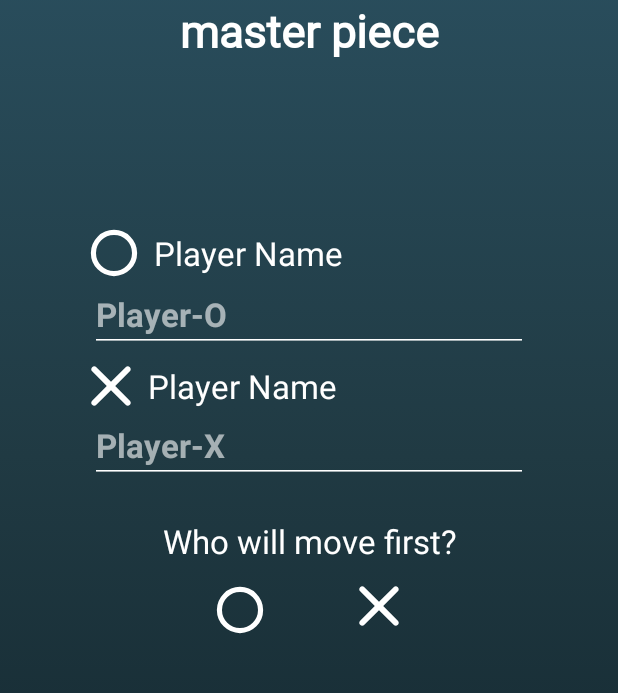
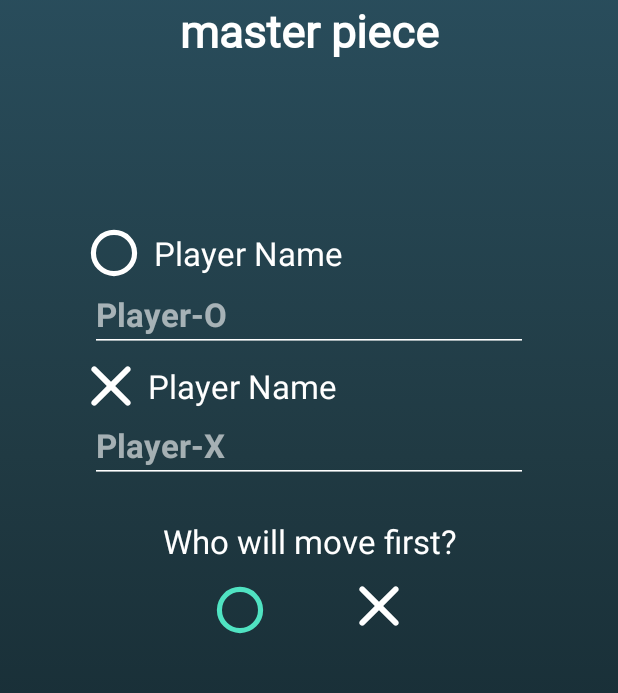
Before and after one commit to Mahmudxon/Tic-Tac-Toe, an Android app: the PlayWithFriendFragment screen opened through its navigation route, on a phone screen of 412 x 824 dp, the part 162-855 px from its top. Run offline under Robolectric (Android 15) with nearby library versions, the phone set to English and light mode, and no system bars; our stand-ins replace Dagger/Hilt's generated code.

Commit message:
UI Play With Friend

```diff
--- /dev/null
+++ b/app/src/main/java/uz/mahmudxon/tictactoe/di/module/db/RoomModule.kt
@@ -0,0 +1 @@
+package uz.mahmudxon.tictactoe.di.module.db
--- a/app/src/main/java/uz/mahmudxon/tictactoe/di/module/ui/playwithfriend/PlayWithFriendFragmentModule.kt
+++ b/app/src/main/java/uz/mahmudxon/tictactoe/di/module/ui/playwithfriend/PlayWithFriendFragmentModule.kt
@@ -2,6 +2,5 @@ package uz.mahmudxon.tictactoe.di.module.ui.playwithfriend
 
 import dagger.Module
 
-@Module
-class PlayWithFriendFragmentModule {
-}
+@Module(includes = [PlayWithFriendViewModelModule::class])
+class PlayWithFriendFragmentModule
--- a/app/src/main/java/uz/mahmudxon/tictactoe/ui/playwithfriend/PlayWithFriendFragment.kt
+++ b/app/src/main/java/uz/mahmudxon/tictactoe/ui/playwithfriend/PlayWithFriendFragment.kt
@@ -2,15 +2,45 @@ package uz.mahmudxon.tictactoe.ui.playwithfriend
 
 import android.view.View
 import android.view.animation.AnimationUtils
+import androidx.fragment.app.viewModels
+import androidx.lifecycle.Observer
+import androidx.lifecycle.ViewModelProvider
 import kotlinx.android.synthetic.main.fragment_play_with_friend.*
 import uz.mahmudxon.tictactoe.R
 import uz.mahmudxon.tictactoe.ui.base.BaseFragment
+import javax.inject.Inject
 
-class PlayWithFriendFragment : BaseFragment(R.layout.fragment_play_with_friend) {
+class PlayWithFriendFragment : BaseFragment(R.layout.fragment_play_with_friend),
+    View.OnClickListener {
+
+    @Inject
+    lateinit var providerFactory: ViewModelProvider.Factory
+    private val viewModel: PlayWithFriendViewModel by viewModels { providerFactory }
+
     override fun onCreate(view: View) {
         openBottomAnimate()
+        setObservers()
+        viewModel.loadWhoFistFromCache()
+        cross?.setOnClickListener(this)
+        circle?.setOnClickListener(this)
+        btnPlay?.setOnClickListener(this)
+        btnQuit?.setOnClickListener(this)
     }
 
+
+    private fun setObservers() {
+        viewModel.getIsCrossFirst().observe(this, Observer { checkMoveButtons(it) })
+    }
+
+
+    private fun checkMoveButtons(isCross: Boolean) {
+        circle?.setImageResource(R.drawable.ic_circle_white)
+        cross?.setImageResource(R.drawable.ic_cross_white)
+        if (isCross)
+            cross?.setImageResource(R.drawable.ic_cross_secondary)
+        else
+            circle?.setImageResource(R.drawable.ic_circle_secondary)
+    }
 
     override fun onPause() {
         closeBottomAnimate()
@@ -30,4 +60,16 @@ class PlayWithFriendFragment : BaseFragment(R.layout.fragment_play_with_friend)
         bottomLayout.animation = animBottomLayout
         bottomLayout.animate()
     }
+
+    override fun onClick(v: View?) {
+        when (v?.id) {
+            R.id.circle -> viewModel.setIsCrossFirst(false)
+            R.id.cross -> viewModel.setIsCrossFirst(true)
+            R.id.btnPlay -> {
+                // There Can Send Something to GameFragment
+                navController.navigate(R.id.action_playWithFriendFragment_to_gameFragment)
+            }
+            R.id.btnQuit -> activity?.onBackPressed()
+        }
+    }
 }
--- /dev/null
+++ b/app/src/main/java/uz/mahmudxon/tictactoe/ui/playwithfriend/PlayWithFriendViewModel.kt
@@ -0,0 +1,25 @@
+package uz.mahmudxon.tictactoe.ui.playwithfriend
+
+import androidx.lifecycle.LiveData
+import androidx.lifecycle.MutableLiveData
+import androidx.lifecycle.ViewModel
+import uz.mahmudxon.tictactoe.utils.Prefs
+import javax.inject.Inject
+
+class PlayWithFriendViewModel @Inject constructor() : ViewModel() {
+    @Inject
+    lateinit var prefs: Prefs
+    private val isCrossFirst: MutableLiveData<Boolean> = MutableLiveData()
+    fun getIsCrossFirst(): LiveData<Boolean> = isCrossFirst
+
+    fun setIsCrossFirst(isCrossFirst: Boolean) {
+        prefs.save(prefs.isCrossFirst, isCrossFirst)
+        this.isCrossFirst.value = isCrossFirst
+    }
+
+    fun loadWhoFistFromCache() {
+        val jb = prefs.get(prefs.isJarvisWithX, false)
+        isCrossFirst.value = jb
+    }
+
+}
--- a/app/src/main/res/navigation/nav_graph.xml
+++ b/app/src/main/res/navigation/nav_graph.xml
@@ -36,7 +36,8 @@
         tools:layout="@layout/fragment_play_with_friend">
         <action
             android:id="@+id/action_playWithFriendFragment_to_gameFragment"
-            app:destination="@id/gameFragment" />
+            app:destination="@id/gameFragment"
+            app:popUpTo="@id/homeFragment" />
     </fragment>
 
     <fragment
@@ -47,7 +48,11 @@
         <action
             android:id="@+id/action_playWithPcFragment_to_gameFragment"
             app:destination="@id/gameFragment"
-            app:popUpTo="@id/homeFragment" />
+            app:popUpTo="@id/homeFragment"
+            app:enterAnim="@android:anim/fade_in"
+            app:exitAnim="@android:anim/fade_out"
+            app:popEnterAnim="@android:anim/fade_in"
+            app:popExitAnim="@android:anim/fade_out" />
     </fragment>
 
     <fragment
@@ -57,7 +62,11 @@
         tools:layout="@layout/fragment_game">
         <action
             android:id="@+id/action_gameFragment_to_homeFragment"
-            app:destination="@id/homeFragment" />
+            app:destination="@id/homeFragment"
+            app:enterAnim="@android:anim/fade_in"
+            app:exitAnim="@android:anim/fade_out"
+            app:popEnterAnim="@android:anim/fade_in"
+            app:popExitAnim="@android:anim/fade_out" />
     </fragment>
     <fragment
         android:id="@+id/settingsFragment"
```
Also changed, not shown: app/src/main/java/uz/mahmudxon/tictactoe/di/module/ui/playwithfriend/PlayWithFriendViewModelModule.kt (added, +16 -0 lines).
